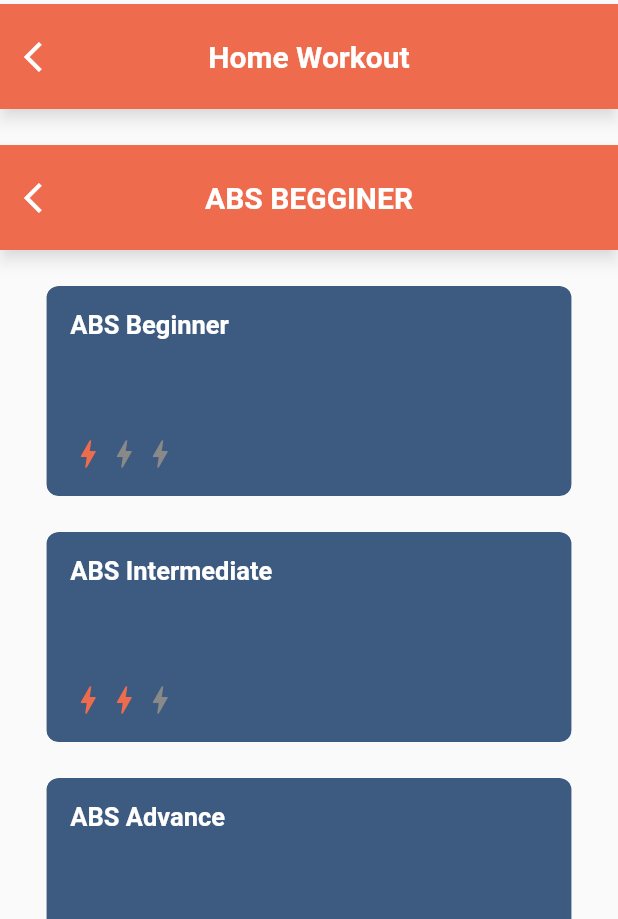
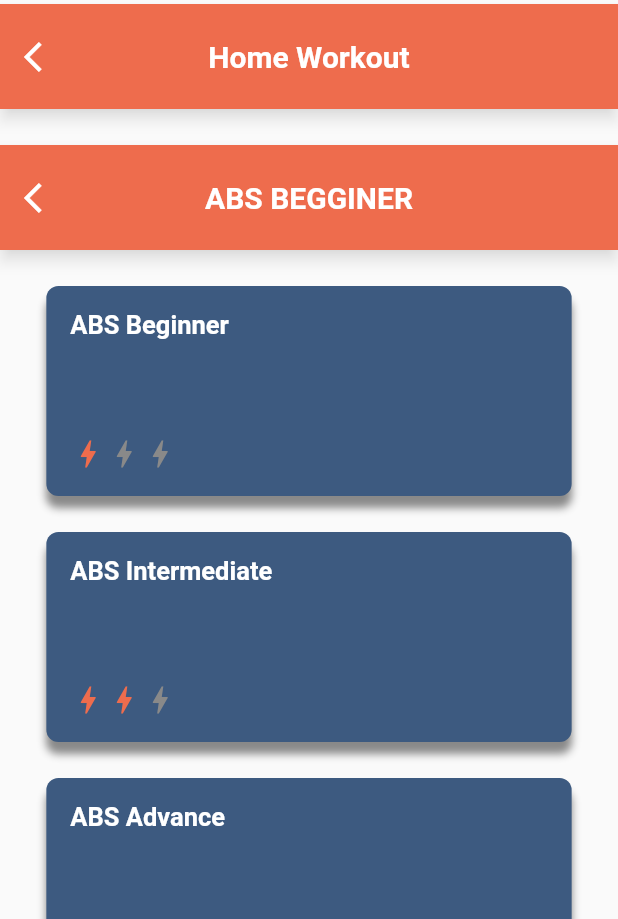
Before and after one commit to migol06/HomeFit-Project, a Flutter app: the screen it shows after launch, on a phone screen of 412 x 824 dp, the part 317-1236 px from its top. Run offline on Flutter 3.47's test engine with Material 2 defaults, Android fonts, the phone set to English and light mode, and no system bars.

Commit message:
Workout buttons done

```diff
--- a/lib/widget_screen.dart
+++ b/lib/widget_screen.dart
@@ -68,7 +68,15 @@ class _HFWidgetScreenState extends State<HFWidgetScreen> {
           SizedBox(
             height: HFGrid.large,
           ),
-          HFWorkoutButtons(category: "Beginner", title: "ABS Beginner"),
+          HFWorkoutButtons(
+            category: "Beginner",
+            title: "ABS Beginner",
+            onTap: () {
+              ScaffoldMessenger.of(context).showSnackBar(SnackBar(
+                content: Text("This is a demo"),
+              ));
+            },
+          ),
           SizedBox(
             height: HFGrid.large,
           ),
--- a/lib/widgets/workout_button.dart
+++ b/lib/widgets/workout_button.dart
@@ -19,8 +19,6 @@ class HFWorkoutButtons extends StatelessWidget {
   Widget build(BuildContext context) {
     return GestureDetector(
       onTap: onTap,
-      child: ClipRRect(
-        borderRadius: BorderRadius.all(Radius.circular(HFGrid.small)),
       child: Container(
         width: MediaQuery.of(context).size.width * .85,
         decoration: BoxDecoration(
@@ -28,10 +26,7 @@ class HFWorkoutButtons extends StatelessWidget {
             borderRadius: BorderRadius.all(Radius.circular(HFGrid.small)),
             boxShadow: [
               BoxShadow(
-                    offset: Offset(0, 17),
-                    blurRadius: 17,
-                    spreadRadius: -23,
-                    color: HFColor.gray)
+                  offset: Offset(0, 8), blurRadius: 4, color: HFColor.gray)
             ]),
         child: Padding(
           padding: const EdgeInsets.all(HFGrid.medium),
@@ -49,7 +44,6 @@ class HFWorkoutButtons extends StatelessWidget {
               ),
               _icons()
             ],
-            ),
           ),
         ),
       ),
```
Lines whose indentation alone changed are shown as unchanged.
